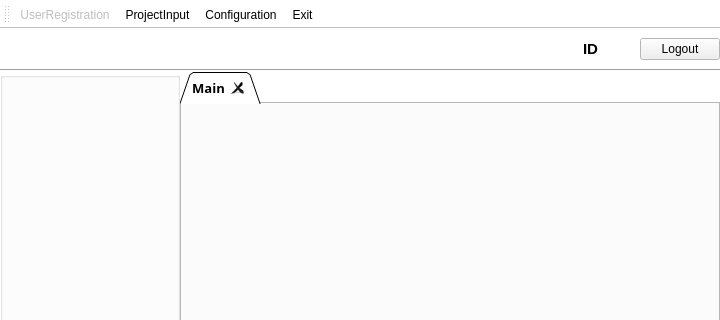
Above: mainwindow.ui from LeeChiWon/ProjectManagement before the change; both pictures show x 0 to 720 and y 0 to 320 of the 720 by 640 pixel window. Below: the same form after it.
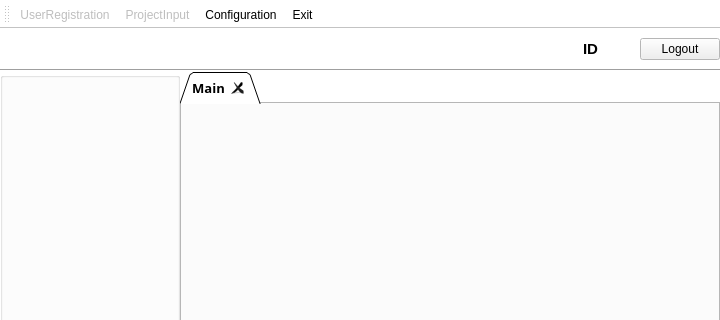
That is the form after the change. Icons and pictures are not drawn.

```diff
--- a/mainwindow.ui
+++ b/mainwindow.ui
@@ -426,6 +426,9 @@
    </property>
   </action>
   <action name="actionProjectInput">
+   <property name="enabled">
+    <bool>false</bool>
+   </property>
    <property name="icon">
     <iconset resource="projectmanagement.qrc">
      <normaloff>:/img/projectinput.png</normaloff>:/img/projectinput.png</iconset>
```
